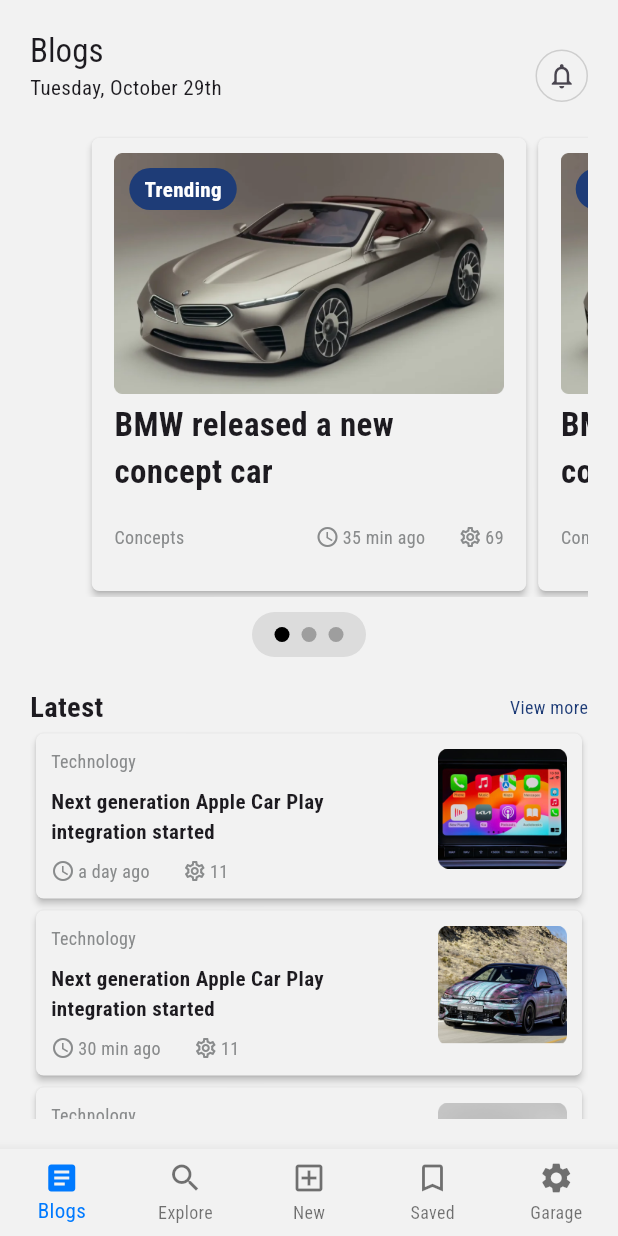
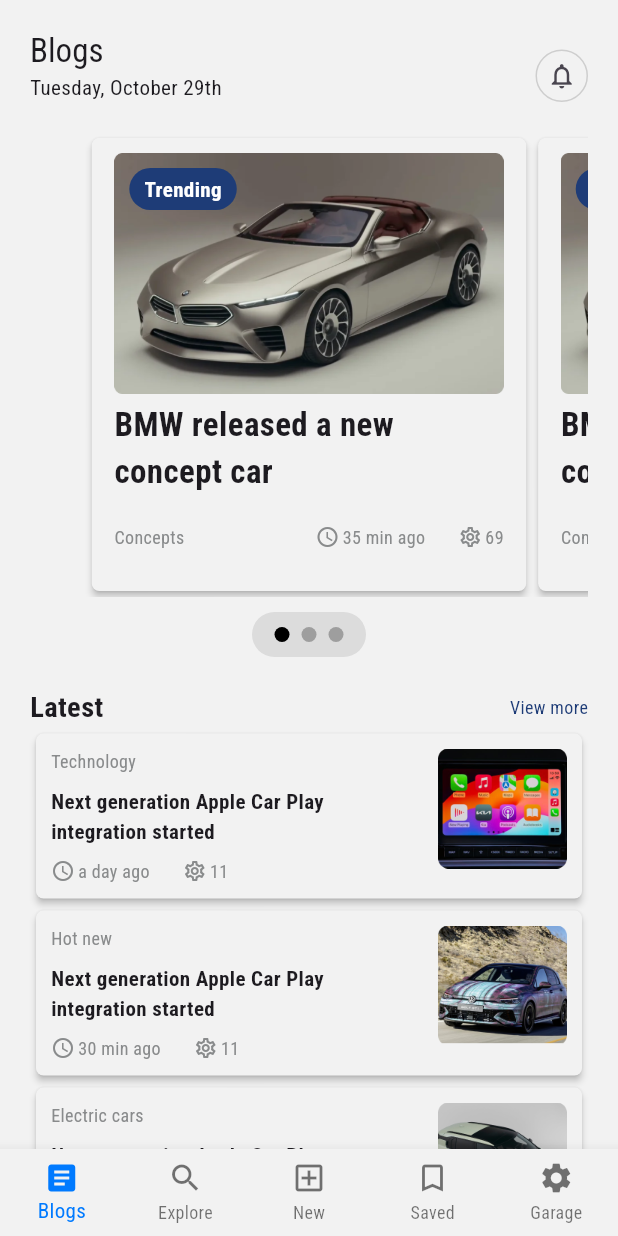
Before and after one commit to pp53564/flutter_project_gearbox, a Flutter app: the screen it shows after launch, on a phone screen of 412 x 824 dp. Run offline on Flutter 3.47's test engine with Material 3 defaults, Android fonts, the phone set to English and light mode, and no system bars; drawn by our look-alikes of smooth_page_indicator; our stand-ins replace dartz, dio, flutter_hooks, flutter_riverpod, hooks_riverpod, reactive_forms and 1 more; generated files the repository leaves out were written again.

Commit message:
blog details

```diff
--- a/assets/l10n/app_en.arb
+++ b/assets/l10n/app_en.arb
@@ -81,5 +81,7 @@
         "type": "int"
       }
     }
-  }
+  },
+  "trending": "Trending",
+  "back": "Back"
 }
--- a/assets/l10n/app_hr.arb
+++ b/assets/l10n/app_hr.arb
@@ -81,5 +81,7 @@
         "type": "int"
       }
     }
-  }
+  },
+  "trending": "Popularno",
+  "back": "Natrag"
 }
--- a/lib/auth/presentation/screen/sign_in_screen.dart
+++ b/lib/auth/presentation/screen/sign_in_screen.dart
@@ -2,7 +2,7 @@
 import 'package:flutter_hooks/flutter_hooks.dart';
 import 'package:gearbox/auth/presentation/controller/state/auth_state.dart';
 import 'package:gearbox/auth/presentation/widget/custom_text_form_field.dart';
-import 'package:gearbox/common/presentation/widget/CustomSnackBar.dart';
+import 'package:gearbox/common/presentation/widget/custom_snack_bar.dart';
 import 'package:gearbox/common/presentation/widget/primary_button.dart';
 import 'package:gearbox/common/presentation/widget/title_header.dart';
 import 'package:gearbox/core/di.dart';
--- a/lib/auth/presentation/screen/sign_up_screen.dart
+++ b/lib/auth/presentation/screen/sign_up_screen.dart
@@ -2,7 +2,7 @@
 import 'package:flutter_hooks/flutter_hooks.dart';
 import 'package:gearbox/auth/presentation/controller/state/auth_state.dart';
 import 'package:gearbox/auth/presentation/widget/custom_text_form_field.dart';
-import 'package:gearbox/common/presentation/widget/CustomSnackBar.dart';
+import 'package:gearbox/common/presentation/widget/custom_snack_bar.dart';
 import 'package:gearbox/common/presentation/widget/primary_button.dart';
 import 'package:gearbox/common/presentation/widget/title_header.dart';
 import 'package:gearbox/core/di.dart';
--- a/lib/blogs/presentation/screen/blogs_screen.dart
+++ b/lib/blogs/presentation/screen/blogs_screen.dart
@@ -1,5 +1,5 @@
 import 'package:flutter/material.dart';
-import 'package:gearbox/blogs/presentation/widget/card_blog_info.dart';
+import 'package:gearbox/blogs/presentation/widget/card_blog_trending.dart';
 import 'package:gearbox/common/presentation/widget/card_blog.dart';
 import 'package:gearbox/core/localization_extension.dart';
 import 'package:gearbox/core/style/style_extensions.dart';
@@ -17,7 +17,7 @@
   final controller = PageController(viewportFraction: 0.8, keepPage: true);
   final pages = List.generate(
       3,
-      (index) => CardBlogInfo(
+      (index) => CardBlogTrending(
           textUrl: 'assets/images/car.png',
           garageNumber: 69,
           dateTime: DateTime.now().subtract(const Duration(minutes: 35)),
@@ -26,21 +26,21 @@
 
   final blogList = [
     CardBlog(
-      subtitle: 'Technology',
+      type: 'Technology',
       title: 'Next generation Apple Car Play integration started',
-      imageUrl: 'assets/images/laptop.png',
+      imageUrl: 'assets/images/screen.png',
       dateTime: DateTime.now().add(const Duration(days: -5)),
       garageNumber: 11,
     ),
     CardBlog(
-      subtitle: 'Technology',
+      type: 'Hot new',
       title: 'Next generation Apple Car Play integration started',
       imageUrl: 'assets/images/car2.png',
       dateTime: DateTime.now().add(const Duration(minutes: -30)),
       garageNumber: 11,
     ),
     CardBlog(
-      subtitle: 'Technology',
+      type: 'Electric cars',
       title: 'Next generation Apple Car Play integration started',
       imageUrl: 'assets/images/car3.png',
       dateTime: DateTime.now().add(const Duration(minutes: -30)),
@@ -53,6 +53,7 @@
     Locale locale = Localizations.localeOf(context);
     return Scaffold(
       body: SafeArea(
+          child: SingleChildScrollView(
         child: Padding(
           padding: const EdgeInsets.symmetric(vertical: 20, horizontal: 20),
           child: Column(
@@ -126,16 +127,20 @@
                   Text(context.viewMore, style: context.textLinkThin)
                 ],
               ),
-            Expanded(
-              child: ListView.builder(
-                scrollDirection: Axis.vertical,
-                itemBuilder: (_, index) {
-                  return blogList[index % blogList.length];
-                },
-                itemCount: blogList.length,
-              ),
+              // Expanded(
+              //   child: ListView.builder(
+              //     scrollDirection: Axis.vertical,
+              //     itemBuilder: (_, index) {
+              //       return blogList[index % blogList.length];
+              //     },
+              //     itemCount: blogList.length,
+              //   ),
+              // ),
+              Column(
+                children: blogList.map((blog) => blog).toList(),
               ),
             ],
+          ),
         ),
       )),
     );
--- a/lib/blogs/presentation/widget/card_blog_info.dart
+++ b/lib/blogs/presentation/widget/card_blog_trending.dart
@@ -1,15 +1,16 @@
 import 'package:flutter/material.dart';
 import 'package:gearbox/common/presentation/widget/blog_info_row.dart';
+import 'package:gearbox/core/localization_extension.dart';
 import 'package:gearbox/core/style/style_extensions.dart';
 
-class CardBlogInfo extends StatelessWidget {
+class CardBlogTrending extends StatelessWidget {
   final String textUrl;
   final DateTime dateTime;
   final int garageNumber;
   final String title;
   final String subtitle;
 
-  const CardBlogInfo(
+  const CardBlogTrending(
       {super.key,
       required this.textUrl,
       required this.dateTime,
@@ -43,10 +44,10 @@
                       color: context.colorPrimary,
                       borderRadius: BorderRadius.circular(20),
                     ),
-                    child: const Padding(
+                    child: Padding(
                       padding: EdgeInsets.symmetric(vertical: 4, horizontal: 10),
                       child: Text(
-                        "Trending",
+                        context.trending,
                         style: TextStyle(color: Colors.white, fontWeight: FontWeight.bold),
                       ),
                     ),
--- a/lib/common/presentation/widget/card_blog.dart
+++ b/lib/common/presentation/widget/card_blog.dart
@@ -1,9 +1,10 @@
 import 'package:flutter/material.dart';
 import 'package:gearbox/common/presentation/widget/blog_info_row.dart';
+import 'package:gearbox/core/route_generator.dart';
 import 'package:gearbox/core/style/style_extensions.dart';
 
 class CardBlog extends StatelessWidget {
-  final String subtitle;
+  final String type;
   final String title;
   final String imageUrl;
   final DateTime dateTime;
@@ -11,7 +12,7 @@
 
   const CardBlog(
       {super.key,
-      required this.subtitle,
+      required this.type,
       required this.title,
       required this.imageUrl,
       required this.dateTime,
@@ -19,7 +20,9 @@
 
   @override
   Widget build(BuildContext context) {
-    return Card(
+    return GestureDetector(
+      onTap: () => _redirectToDetailsScreen(context),
+      child: Card(
         shape: RoundedRectangleBorder(
           borderRadius: BorderRadius.circular(5),
         ),
@@ -36,7 +39,7 @@
                     mainAxisAlignment: MainAxisAlignment.start,
                     crossAxisAlignment: CrossAxisAlignment.start,
                     children: [
-                    Text(subtitle, style: context.textSmallThings),
+                      Text(type, style: context.textSmallThings),
                       const SizedBox(height: 8),
                       Text(title, style: context.textTitleCardList),
                       const SizedBox(height: 8),
@@ -62,6 +65,10 @@
             ),
           ),
         ),
+      ),
     );
   }
+
+  void _redirectToDetailsScreen(final BuildContext context) =>
+      Navigator.of(context).pushNamed(RouteGenerator.blogDetailsScreen);
 }
--- a/lib/core/localization_extension.dart
+++ b/lib/core/localization_extension.dart
@@ -56,6 +56,10 @@
 
   String get latest => AppLocalizations.of(this)!.latest;
 
+  String get trending => AppLocalizations.of(this)!.trending;
+
+  String get back => AppLocalizations.of(this)!.back;
+
   String get viewMore => AppLocalizations.of(this)!.viewMore;
 
   String get dateDiffFewSeconds => AppLocalizations.of(this)!.dateDiffFewSeconds;
--- a/lib/core/route_generator.dart
+++ b/lib/core/route_generator.dart
@@ -1,6 +1,7 @@
 import 'package:flutter/material.dart';
 import 'package:gearbox/auth/presentation/screen/sign_in_screen.dart';
 import 'package:gearbox/auth/presentation/screen/sign_up_screen.dart';
+import 'package:gearbox/blogs/presentation/screen/blog_details_screen.dart';
 import 'package:gearbox/blogs/presentation/screen/blogs_screen.dart';
 import 'package:gearbox/common/presentation/screen/home_screen.dart';
 
@@ -9,6 +10,7 @@
   static const String signUpScreen = '/signUp';
   static const String homeScreen = '/home';
   static const String blogsScreen = '/blogs';
+  static const String blogDetailsScreen = '/details';
 
   RouteGenerator._();
 
@@ -22,6 +24,8 @@
         return MaterialPageRoute(builder: (_) => const HomeScreen());
       case RouteGenerator.blogsScreen:
         return MaterialPageRoute(builder: (_) => const BlogsScreen());
+      case RouteGenerator.blogDetailsScreen:
+        return MaterialPageRoute(builder: (_) => BlogDetailsScreen());
       default:
         return MaterialPageRoute(builder: (_) => const HomeScreen());
     }
--- a/lib/core/style/app_theme.dart
+++ b/lib/core/style/app_theme.dart
@@ -24,6 +24,7 @@
           bottomNavigationIconColor: bottomNavigationIconColorLight,
           paginationContainerColor: paginationContainerColorLight,
           colorWithOpacity: colorWithOpacityLight,
+          colorBottomNavigationRow: colorBottomNavigationRowLight,
         )
       ]);
 }
--- a/lib/core/style/colors.dart
+++ b/lib/core/style/colors.dart
@@ -12,6 +12,7 @@
 const bottomNavigationIconColorLight = Color(0xFF007AFF);
 const paginationContainerColorLight = Color(0xFFBFBFBF);
 const colorWithOpacityLight = Color.fromARGB(112, 191, 191, 191);
+const colorBottomNavigationRowLight = Color(0x59DADADA);
 
 class AppColors extends ThemeExtension<AppColors> {
   final Color? backgroundColor;
@@ -24,6 +25,7 @@
   final Color? bottomNavigationIconColor;
   final Color? paginationContainerColor;
   final Color? colorWithOpacity;
+  final Color? colorBottomNavigationRow;
 
   const AppColors({
     required this.backgroundColor,
@@ -36,6 +38,7 @@
     required this.bottomNavigationIconColor,
     required this.paginationContainerColor,
     required this.colorWithOpacity,
+    required this.colorBottomNavigationRow,
   });
 
   @override
@@ -59,6 +62,7 @@
         bottomNavigationIconColor: bottomNavigationIconColor ?? this.bottomNavigationIconColor,
         paginationContainerColor: paginationContainerColor ?? this.paginationContainerColor,
         colorWithOpacity: colorWithOpacity ?? this.colorWithOpacity,
+        colorBottomNavigationRow: colorBottomNavigationRow ?? this.colorBottomNavigationRow,
       );
 
   @override
@@ -79,6 +83,8 @@
             Color.lerp(bottomNavigationIconColor, other.bottomNavigationIconColor, t),
         paginationContainerColor:
             Color.lerp(paginationContainerColor, other.paginationContainerColor, t),
-        colorWithOpacity: Color.lerp(colorWithOpacity, other.colorWithOpacity, t));
+        colorWithOpacity: Color.lerp(colorWithOpacity, other.colorWithOpacity, t),
+        colorBottomNavigationRow:
+            Color.lerp(colorBottomNavigationRow, other.colorBottomNavigationRow, t));
   }
 }
--- a/lib/core/style/style_extensions.dart
+++ b/lib/core/style/style_extensions.dart
@@ -23,7 +23,12 @@
   Color get colorPaginationContainer =>
       Theme.of(this).extension<AppColors>()!.paginationContainerColor!;
 
+  Color get colorPlaceholder => Theme.of(this).extension<AppColors>()!.placeholderColor!;
+
   Color get colorWithOpacity => Theme.of(this).extension<AppColors>()!.colorWithOpacity!;
+
+  Color get colorBottomNavigationRow =>
+      Theme.of(this).extension<AppColors>()!.colorBottomNavigationRow!;
 
   TextStyle get textTitle => Theme.of(this).textTheme.title;
 
```
Also changed, not shown: lib/blogs/presentation/screen/blog_details_screen.dart (added, +121 -0 lines), lib/blogs/presentation/widget/bottom_container.dart (added, +47 -0 lines), lib/common/presentation/widget/back_button.dart (added, +22 -0 lines), assets/images/avatar.png (added), assets/images/screen.png (renamed from assets/images/laptop.png), assets/images/screen2.png (added), lib/common/presentation/widget/custom_snack_bar.dart (renamed from lib/common/presentation/widget/CustomSnackBar.dart). Lines whose indentation alone changed are shown as unchanged.
